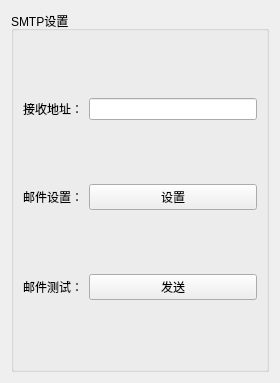
Before: the Qt Designer form BusBar-Qt/services/smtp/emailwid.ui in luozhiyong131/BusBar, drawn with Qt 5.
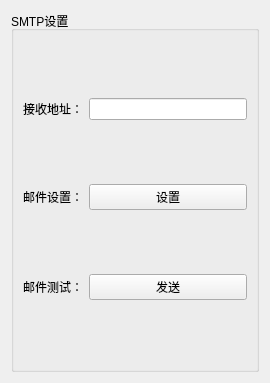
After: the same form once the commit is applied.

```diff
--- a/BusBar-Qt/services/smtp/emailwid.ui
+++ b/BusBar-Qt/services/smtp/emailwid.ui
@@ -6,7 +6,7 @@
    <rect>
     <x>0</x>
     <y>0</y>
-    <width>280</width>
+    <width>270</width>
     <height>383</height>
    </rect>
   </property>
```
